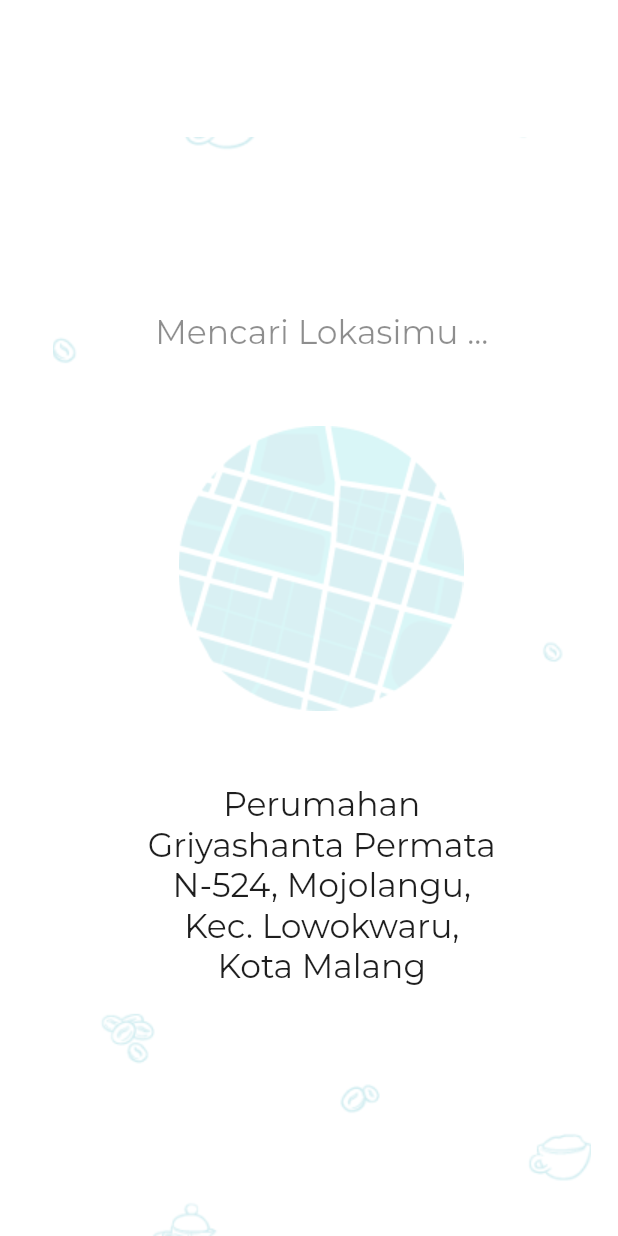
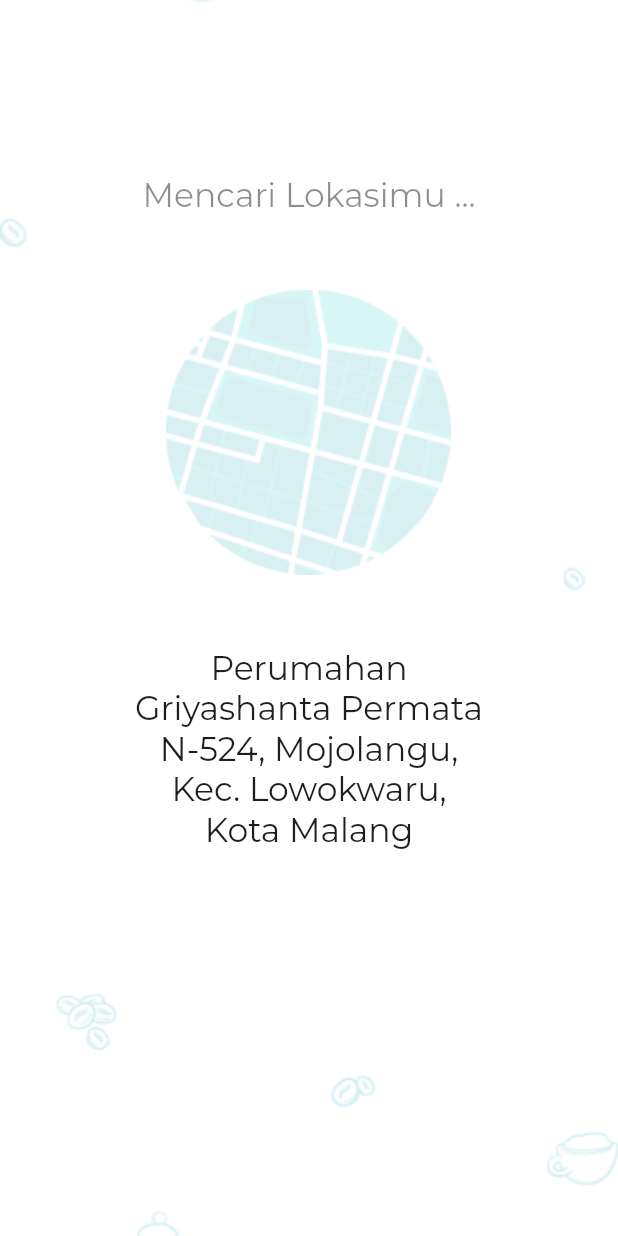
Before and after one commit to mlatifr/java_code, a Flutter app: the screen it shows after launch, after a tap on "MASUK", on a phone screen of 412 x 824 dp. Run offline on Flutter 3.47's test engine with Material 2 defaults, Android fonts, the phone set to English and light mode, and no system bars; our stand-ins replace google_fonts.

Commit message:
merapikan padding

```diff
--- a/lib/loading_menemukan_lokasi/loading_menemukan_lokasi.dart
+++ b/lib/loading_menemukan_lokasi/loading_menemukan_lokasi.dart
@@ -17,11 +17,9 @@ class _LoadingMenentukanLokasiState extends State<LoadingMenentukanLokasi> {
       // key: scaffoldKey,
       backgroundColor: Colors.white,
       body: SafeArea(
-        child: Padding(
-            padding: const EdgeInsetsDirectional.fromSTEB(35, 91, 0, 0),
         child: Container(
-              width: 359,
-              height: 799,
+          width: MediaQuery.of(context).size.width,
+          height: MediaQuery.of(context).size.height,
           decoration: BoxDecoration(
             image: DecorationImage(
               fit: BoxFit.cover,
@@ -34,12 +32,10 @@ class _LoadingMenentukanLokasiState extends State<LoadingMenentukanLokasi> {
             mainAxisSize: MainAxisSize.max,
             children: [
               Padding(
-                    padding:
-                        const EdgeInsetsDirectional.fromSTEB(61, 117, 61, 0),
+                padding: const EdgeInsetsDirectional.fromSTEB(61, 117, 61, 0),
                 child: Text(
                   'Mencari Lokasimu ...',
                   style: GoogleFonts.montserrat(
-                        // fontFamily: 'Montserrat',
                     color: const Color(0x801E1E1E),
                     fontSize: 22,
                   ),
@@ -48,8 +44,7 @@ class _LoadingMenentukanLokasiState extends State<LoadingMenentukanLokasi> {
               Align(
                 alignment: const AlignmentDirectional(0, -0.24),
                 child: Padding(
-                      padding:
-                          const EdgeInsetsDirectional.fromSTEB(84, 49, 85, 0),
+                  padding: const EdgeInsetsDirectional.fromSTEB(84, 49, 85, 0),
                   child: InkWell(
                     onTap: () async {
                       Navigator.push(
@@ -58,13 +53,6 @@ class _LoadingMenentukanLokasiState extends State<LoadingMenentukanLokasi> {
                           builder: (context) => const Beranda(),
                         ),
                       );
-                          // await Navigator.push(
-                          //   context,
-                          //   MaterialPageRoute(
-                          //     builder: (context) =>
-                          //         NavBarPage(initialPage: 'Beranda'),
-                          //   ),
-                          // );
                     },
                     child: Image.asset(
                       'assets/Loading-MenemukanLokasi/map.png',
@@ -76,8 +64,7 @@ class _LoadingMenentukanLokasiState extends State<LoadingMenentukanLokasi> {
                 ),
               ),
               Padding(
-                    padding:
-                        const EdgeInsetsDirectional.fromSTEB(57, 49, 57, 0),
+                padding: const EdgeInsetsDirectional.fromSTEB(57, 49, 57, 0),
                 child: Text(
                   'Perumahan\nGriyashanta Permata\nN-524, Mojolangu, \nKec. Lowokwaru, \nKota Malang',
                   textAlign: TextAlign.center,
@@ -90,7 +77,7 @@ class _LoadingMenentukanLokasiState extends State<LoadingMenentukanLokasi> {
               ),
             ],
           ),
-            )),
+        ),
       ),
     );
   }
--- a/lib/main.dart
+++ b/lib/main.dart
@@ -42,10 +42,10 @@ class _MyHomePageState extends State<MyHomePage> {
       backgroundColor: Colors.white,
       body: SafeArea(
         child: Padding(
-          padding: const EdgeInsetsDirectional.fromSTEB(30, 38, 30, 0),
+          padding: const EdgeInsetsDirectional.fromSTEB(20, 20, 20, 0),
           child: Container(
-            width: 367,
-            height: 825,
+            width: MediaQuery.of(context).size.width,
+            height: MediaQuery.of(context).size.height,
             decoration: BoxDecoration(
               color: Colors.white,
               image: DecorationImage(
@@ -69,7 +69,7 @@ class _MyHomePageState extends State<MyHomePage> {
                   ),
                 ),
                 const Padding(
-                  padding: EdgeInsetsDirectional.fromSTEB(16, 121, 0, 0),
+                  padding: EdgeInsetsDirectional.fromSTEB(16, 80, 0, 0),
                   child: Text(
                     'Masuk Untuk Melanjutkan!',
                     textAlign: TextAlign.start,
@@ -86,7 +86,7 @@ class _MyHomePageState extends State<MyHomePage> {
                   crossAxisAlignment: CrossAxisAlignment.stretch,
                   children: [
                     const Padding(
-                      padding: EdgeInsetsDirectional.fromSTEB(16, 40, 0, 0),
+                      padding: EdgeInsetsDirectional.fromSTEB(16, 25, 0, 0),
                       child: Text(
                         'Alamat Email',
                         style: TextStyle(
@@ -139,7 +139,7 @@ class _MyHomePageState extends State<MyHomePage> {
                     ),
                     Padding(
                       padding:
-                          const EdgeInsetsDirectional.fromSTEB(16, 40, 0, 0),
+                          const EdgeInsetsDirectional.fromSTEB(16, 25, 0, 0),
                       child: Text(
                         'Kata Sandi',
                         style: GoogleFonts.montserrat(),
@@ -219,7 +219,7 @@ class _MyHomePageState extends State<MyHomePage> {
                     ),
                     Padding(
                       padding:
-                          const EdgeInsetsDirectional.fromSTEB(0, 60, 0, 0),
+                          const EdgeInsetsDirectional.fromSTEB(0, 35, 0, 0),
                       child: Text(
                         'atau',
                         textAlign: TextAlign.center,
@@ -228,7 +228,7 @@ class _MyHomePageState extends State<MyHomePage> {
                     ),
                     Padding(
                       padding:
-                          const EdgeInsetsDirectional.fromSTEB(12, 40, 0, 0),
+                          const EdgeInsetsDirectional.fromSTEB(12, 5, 0, 0),
                       child: ElevatedButton(
                           style: ElevatedButton.styleFrom(
                               fixedSize: const Size(336, 44),
@@ -267,7 +267,7 @@ class _MyHomePageState extends State<MyHomePage> {
                     ),
                     Padding(
                       padding:
-                          const EdgeInsetsDirectional.fromSTEB(12, 40, 0, 0),
+                          const EdgeInsetsDirectional.fromSTEB(12, 5, 0, 0),
                       child: ElevatedButton(
                           style: ElevatedButton.styleFrom(
                               fixedSize: const Size(336, 44),
```
Lines whose indentation alone changed are shown as unchanged.
